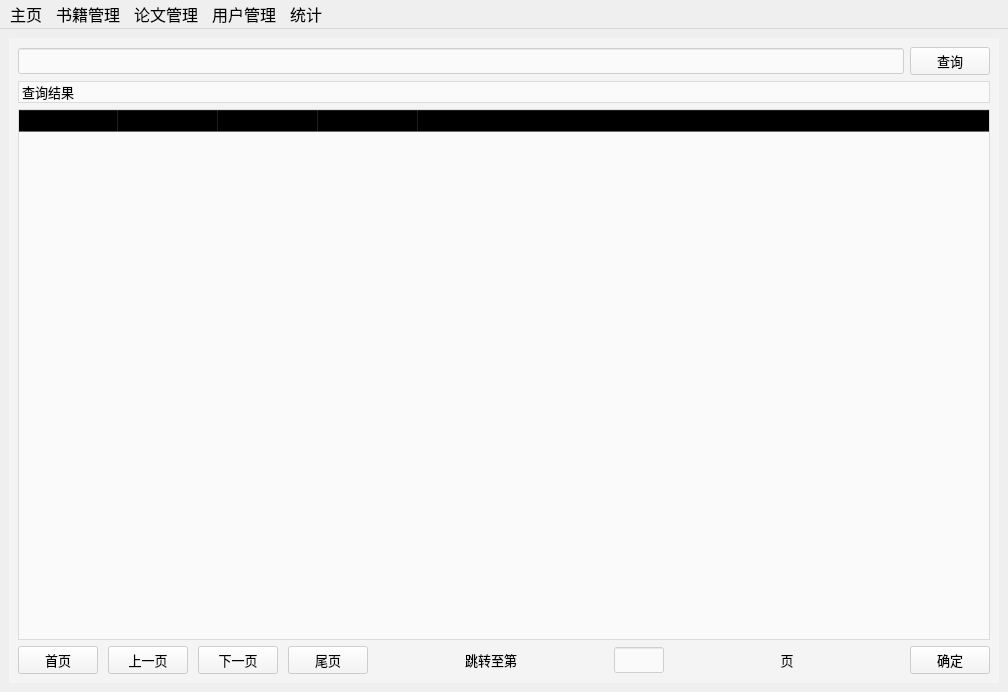
This is admin/frontend/mainWin.ui in sophiefy/WHU-MMS as Qt 5 draws it before an edit. The edited form follows.
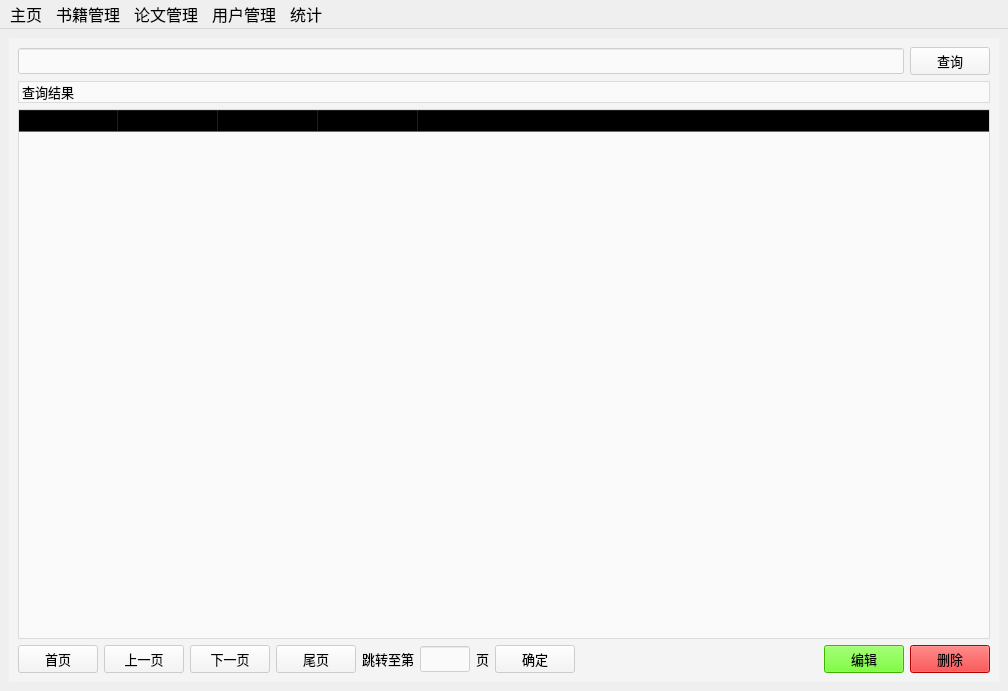
This is the edited form. Icons and pictures are not drawn.

Commit message: 基本的修改与删除

Patch:
```diff
--- a/admin/frontend/mainWin.ui
+++ b/admin/frontend/mainWin.ui
@@ -7,7 +7,7 @@
     <x>0</x>
     <y>0</y>
     <width>1008</width>
-    <height>692</height>
+    <height>691</height>
    </rect>
   </property>
   <property name="font">
@@ -376,9 +376,6 @@
         </item>
         <item>
          <layout class="QHBoxLayout" name="horizontalLayout_5">
-          <property name="spacing">
-           <number>10</number>
-          </property>
           <item>
            <widget class="QPushButton" name="bookFirstBtn">
             <property name="font">
@@ -432,8 +429,6 @@
            </widget>
           </item>
           <item>
-           <layout class="QHBoxLayout" name="horizontalLayout_6">
-            <item>
              <widget class="QLabel" name="label_17">
               <property name="font">
                <font>
@@ -502,8 +497,6 @@
               </property>
              </widget>
             </item>
-           </layout>
-          </item>
           <item>
            <widget class="QPushButton" name="bookConfirmBtn">
             <property name="font">
@@ -517,6 +510,51 @@
             </property>
            </widget>
           </item>
+          <item>
+           <spacer name="horizontalSpacer_3">
+            <property name="orientation">
+             <enum>Qt::Horizontal</enum>
+            </property>
+            <property name="sizeHint" stdset="0">
+             <size>
+              <width>40</width>
+              <height>20</height>
+             </size>
+            </property>
+           </spacer>
+          </item>
+          <item>
+           <widget class="QPushButton" name="bookEditBtn">
+            <property name="font">
+             <font>
+              <family>微软雅黑</family>
+              <pointsize>10</pointsize>
+             </font>
+            </property>
+            <property name="styleSheet">
+             <string notr="true">background-color: rgb(85, 255, 0);</string>
+            </property>
+            <property name="text">
+             <string>编辑</string>
+            </property>
+           </widget>
+          </item>
+          <item>
+           <widget class="QPushButton" name="bookDeleteBtn">
+            <property name="font">
+             <font>
+              <family>微软雅黑</family>
+              <pointsize>10</pointsize>
+             </font>
+            </property>
+            <property name="styleSheet">
+             <string notr="true">background-color: rgb(255, 0, 0);</string>
+            </property>
+            <property name="text">
+             <string>删除</string>
+            </property>
+           </widget>
+          </item>
          </layout>
         </item>
        </layout>
```
Left out of the diff: 299 changed lines with no effect on the pictures. Lines whose indentation alone changed are shown as unchanged. The commit also changes 10 other files.
